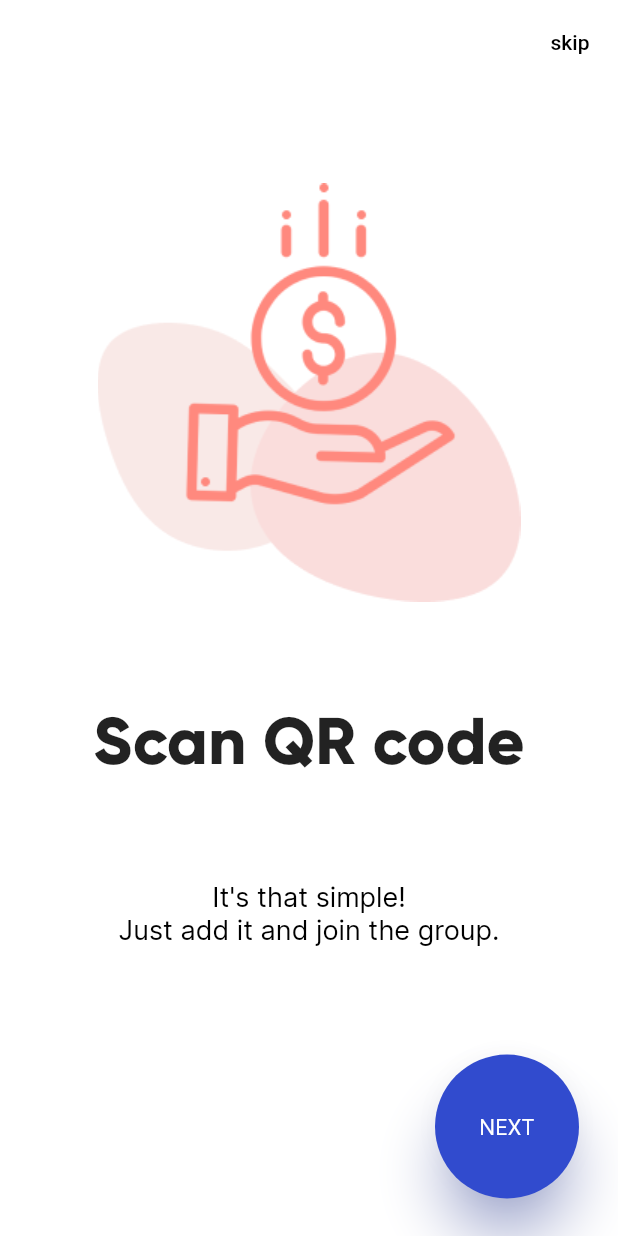
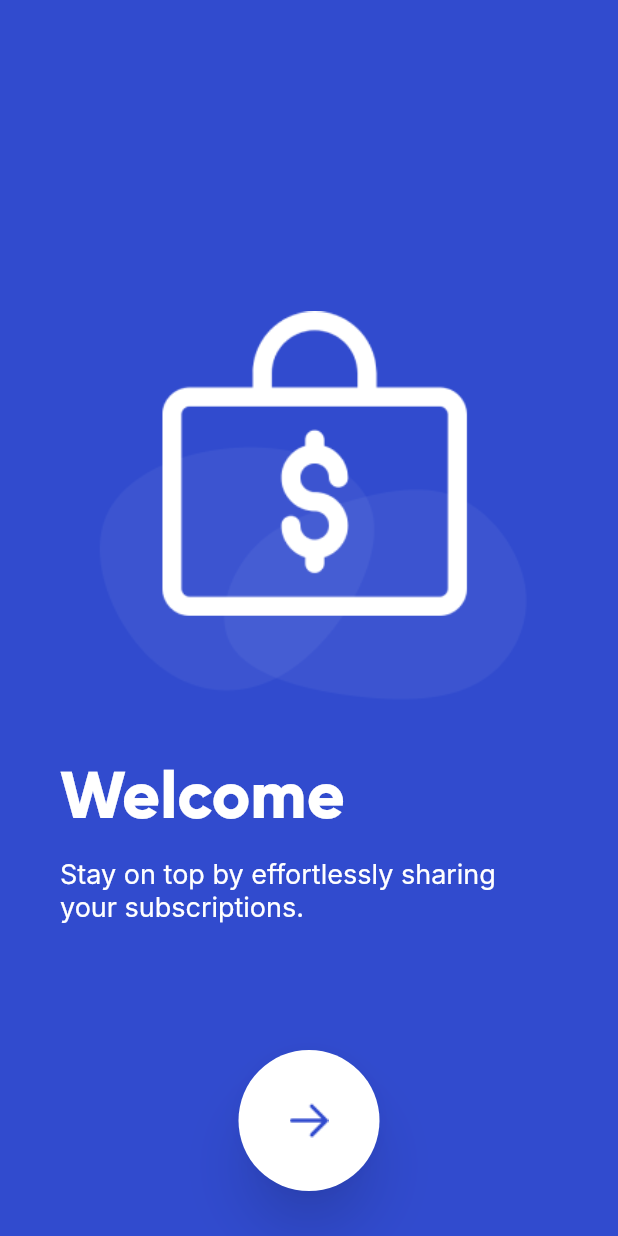
Before and after one commit to JakubWolak/dividely, a Flutter app: the screen it shows after launch, on a phone screen of 412 x 824 dp. Run offline on Flutter 3.47's test engine with Material 2 defaults, Android fonts, the phone set to English and light mode, and no system bars; our stand-ins replace bloc, flutter_bloc; generated files the repository leaves out were written again; Roboto replaces fonts that are missing (Inter).

Commit message:
welcome page

```diff
--- a/lib/app/view/app.dart
+++ b/lib/app/view/app.dart
@@ -20,7 +20,7 @@ class App extends StatelessWidget {
         GlobalMaterialLocalizations.delegate,
       ],
       supportedLocales: AppLocalizations.supportedLocales,
-      home: const IntroductionPage(),
+      home: const WelcomeView(),
     );
   }
 }
--- a/lib/boarding/introduction/introduction.dart
+++ b/lib/boarding/introduction/introduction.dart
@@ -1 +1,2 @@
-export 'view/introduction.dart';
+export 'view/introduction_view.dart';
+export 'view/welcome_view.dart';
--- a/lib/boarding/introduction/pages/step_three_page.dart
+++ b/lib/boarding/introduction/pages/step_three_page.dart
@@ -11,6 +11,9 @@ class StepThreePage extends StatelessWidget {
       width: double.infinity,
       height: MediaQuery.of(context).size.height,
       color: Colors.white,
+      child:
+      Padding(
+        padding: EdgeInsets.symmetric(horizontal: 40, vertical: 0),
         child: Center(
           child: Column(
             mainAxisAlignment: MainAxisAlignment.spaceEvenly,
@@ -25,6 +28,7 @@ class StepThreePage extends StatelessWidget {
                   fontFamily: 'GilroyBold',
                   color: Colors.black87,
                 ),
+                textAlign: TextAlign.center,
               ),
               Text(
                 'Now you can enjoy sharing your service!',
@@ -33,6 +37,7 @@ class StepThreePage extends StatelessWidget {
                   fontFamily: 'InterRegular',
                   color: Colors.black,
                 ),
+                textAlign: TextAlign.center,
               ),
               SizedBox(
                 height: 60,
@@ -40,6 +45,7 @@ class StepThreePage extends StatelessWidget {
             ],
           ),
         ),
+      ),
     );
   }
 }
--- a/lib/boarding/introduction/view/introduction.dart
+++ b/lib/boarding/introduction/view/introduction_view.dart
@@ -4,14 +4,14 @@ import 'package:dividely/boarding/introduction/pages/step_two_page.dart';
 import 'package:dividely/common_widgets/buttons/blue_circular_button.dart';
 import 'package:flutter/material.dart';
 
-class IntroductionPage extends StatefulWidget {
-  const IntroductionPage({super.key});
+class IntroductionView extends StatefulWidget {
+  const IntroductionView({super.key});
 
   @override
-  _IntroductionPageState createState() => _IntroductionPageState();
+  _IntroductionViewState createState() => _IntroductionViewState();
 }
 
-class _IntroductionPageState extends State<IntroductionPage>
+class _IntroductionViewState extends State<IntroductionView>
     with SingleTickerProviderStateMixin {
   late TabController _tabController;
 
--- /dev/null
+++ b/lib/boarding/introduction/view/welcome_view.dart
@@ -0,0 +1,56 @@
+import 'package:flutter/cupertino.dart';
+import 'package:flutter/material.dart';
+
+import '../../../common_widgets/buttons/white_continue_button.dart';
+
+class WelcomeView extends StatelessWidget {
+  const WelcomeView({super.key});
+
+  static const welcomeImage = 'assets/images/welcome.png';
+
+  @override
+  Widget build(BuildContext context) {
+    return Scaffold(
+      body: Container(
+        width: double.infinity,
+        height: MediaQuery.of(context).size.height,
+        color: const Color.fromRGBO(49, 75, 206, 1),
+        padding: const EdgeInsets.symmetric(horizontal: 40, vertical: 0),
+        child: Column(
+          mainAxisAlignment: MainAxisAlignment.center,
+          crossAxisAlignment: CrossAxisAlignment.start,
+          children: [
+            const Image(
+              image: AssetImage(WelcomeView.welcomeImage),
+            ),
+            Column(
+              crossAxisAlignment: CrossAxisAlignment.start,
+              children: const [
+                Text(
+                  'Welcome',
+                  style: TextStyle(
+                      fontSize: 44,
+                      color: Colors.white,
+                      fontFamily: 'GilroyBold'),
+                ),
+                SizedBox(
+                  height: 15,
+                ),
+                Text(
+                  'Stay on top by effortlessly sharing your subscriptions.',
+                  style: TextStyle(
+                      fontSize: 18, color: Colors.white, fontFamily: 'Inter'),
+                ),
+              ],
+            )
+          ],
+        ),
+      ),
+      floatingActionButtonLocation: FloatingActionButtonLocation.centerDocked,
+      floatingActionButton: Padding(
+        padding: EdgeInsets.only(bottom: 30),
+        child:  WhiteContinueButton(onPressed: () {}),
+      ),
+    );
+  }
+}
--- /dev/null
+++ b/lib/common_widgets/buttons/white_continue_button.dart
@@ -0,0 +1,27 @@
+import 'package:flutter/cupertino.dart';
+import 'package:flutter/material.dart';
+
+class WhiteContinueButton extends StatelessWidget {
+  const WhiteContinueButton({super.key, required this.onPressed});
+
+  final void Function() onPressed;
+
+  static const continueArrowImage = 'assets/images/continue_button_arrow.png';
+
+  @override
+  Widget build(BuildContext context) {
+    return ElevatedButton(
+      onPressed: onPressed,
+      style: ElevatedButton.styleFrom(
+          minimumSize: const Size.fromRadius(47),
+          backgroundColor: Colors.white,
+          shadowColor: Colors.black54,
+          elevation: 15,
+          shape:
+              RoundedRectangleBorder(borderRadius: BorderRadius.circular(47))),
+      child: const Image(
+        image: AssetImage(WhiteContinueButton.continueArrowImage),
+      ),
+    );
+  }
+}
--- a/pubspec.yaml
+++ b/pubspec.yaml
@@ -48,3 +48,5 @@ flutter:
     - assets/images/scan_qr_code.png
     - assets/images/make_payment.png
     - assets/images/get_access.png
+    - assets/images/welcome.png
+    - assets/images/continue_button_arrow.png
```
Also changed, not shown: assets/images/continue_button_arrow.png (added), assets/images/welcome.png (added). Lines whose indentation alone changed are shown as unchanged.
